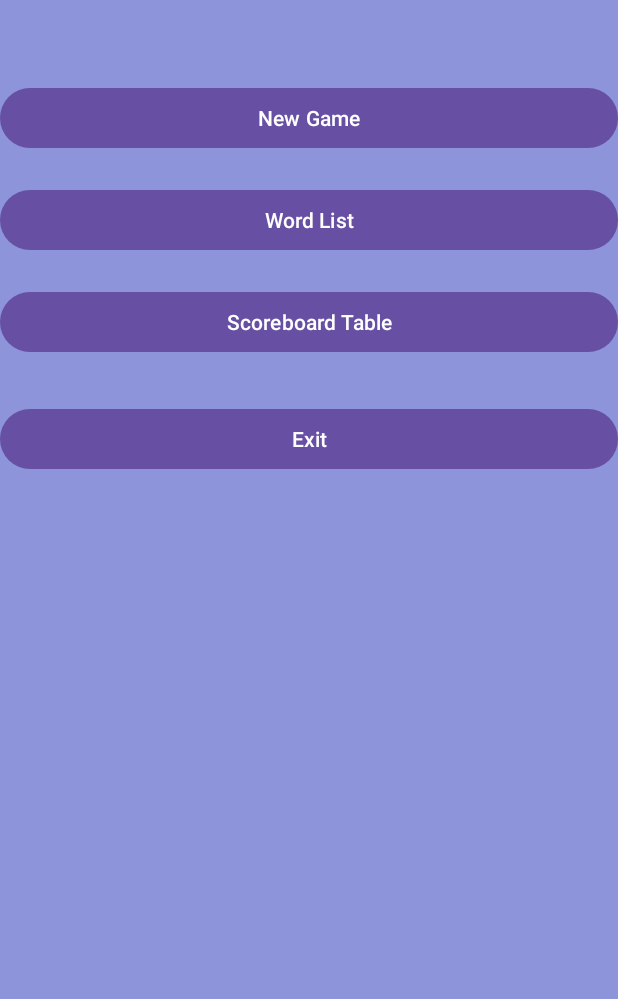
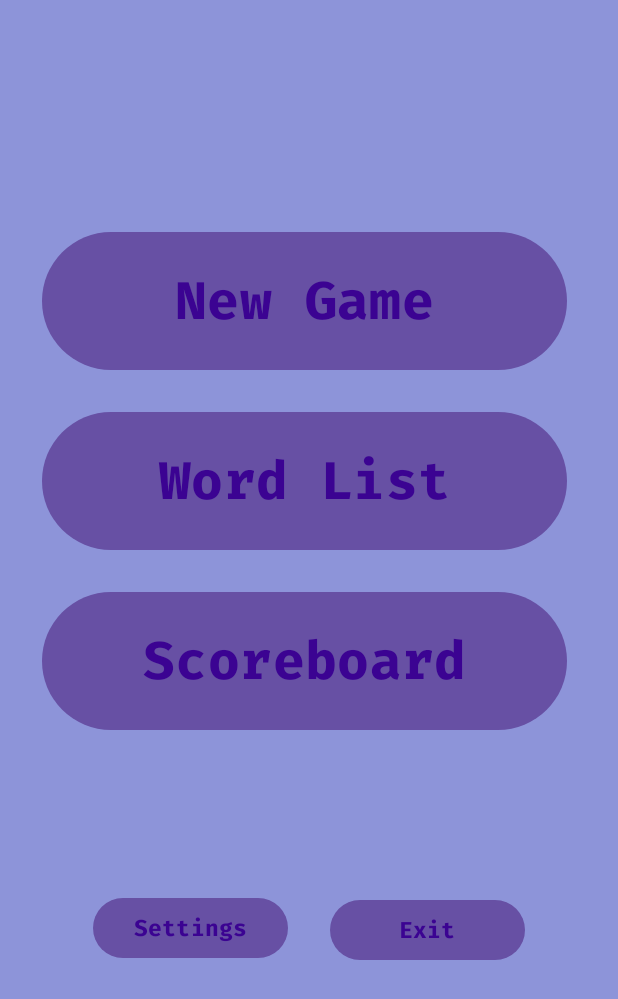
Before and after one commit to AfroOrange/HangmanGameAndroid, an Android app: the MainActivity screen opened directly, with no data from a screen before it, on a phone screen of 412 x 824 dp. Shown: the top 999 px of the screen. Run offline under Robolectric (Android 15) with nearby library versions, the phone set to English and light mode, and no system bars.

Commit message:
style: update xml for activities

```diff
--- /dev/null
+++ b/app/src/main/res/drawable/button_squared.xml
@@ -0,0 +1,5 @@
+<!-- res/drawable/button_background.xml -->
+<shape xmlns:android="http://schemas.android.com/apk/res/android">
+    <solid android:color="#3b0392" /> <!-- Set your desired background color -->
+    <stroke android:width="1dp" android:color="#FFFFFF" /> <!-- Optional: Add a border -->
+</shape>
--- a/app/src/main/res/layout/activity_main.xml
+++ b/app/src/main/res/layout/activity_main.xml
@@ -8,69 +8,89 @@
     android:background="#8d94d9"
     tools:context=".ui.MainActivity">
 
-    <!-- Welcome Text (Centered at the top) -->
     <TextView
         android:id="@+id/welcomeText"
         android:layout_width="wrap_content"
         android:layout_height="wrap_content"
+        android:layout_marginTop="48dp"
         android:text=""
-        app:layout_constraintTop_toTopOf="parent"
+        android:textColor="#3b0392"
+        android:textSize="25sp"
+        android:textStyle="bold"
+        app:layout_constraintEnd_toEndOf="parent"
+        app:layout_constraintHorizontal_bias="0.498"
         app:layout_constraintStart_toStartOf="parent"
-        app:layout_constraintEnd_toEndOf="parent"
-        app:layout_constraintVertical_bias="0.2"
-        android:textSize="18sp"
-        android:textColor="#FFFFFF"/>
+        app:layout_constraintTop_toTopOf="parent" />
 
-    <!-- New Game Button -->
     <Button
         android:id="@+id/newGameButton"
-        android:layout_width="0dp"
-        android:layout_height="wrap_content"
+        android:layout_width="350dp"
+        android:layout_height="100dp"
+        android:layout_marginTop="68dp"
+        android:fontFamily="@font/firacode_bold"
         android:text="New Game"
-        app:layout_constraintTop_toBottomOf="@id/welcomeText"
+        android:textColor="#3b0392"
+        android:textSize="35sp"
+        app:layout_constraintEnd_toEndOf="parent"
+        app:layout_constraintHorizontal_bias="0.454"
         app:layout_constraintStart_toStartOf="parent"
-        app:layout_constraintEnd_toEndOf="parent"
-        app:layout_constraintVertical_bias="0.1"
-        android:layout_marginTop="30dp"
-        android:textColor="#FFFFFF"/>
+        app:layout_constraintTop_toBottomOf="@id/welcomeText" />
 
-    <!-- Word List Button -->
     <Button
         android:id="@+id/wordsButton"
-        android:layout_width="0dp"
-        android:layout_height="wrap_content"
+        android:layout_width="350dp"
+        android:layout_height="100dp"
+        android:layout_marginTop="20dp"
+        android:fontFamily="@font/firacode_bold"
         android:text="Word List"
-        app:layout_constraintTop_toBottomOf="@id/newGameButton"
+        android:textColor="#3b0392"
+        android:textSize="35sp"
+        app:layout_constraintEnd_toEndOf="parent"
+        app:layout_constraintHorizontal_bias="0.454"
         app:layout_constraintStart_toStartOf="parent"
-        app:layout_constraintEnd_toEndOf="parent"
-        app:layout_constraintVertical_bias="0.1"
-        android:layout_marginTop="20dp"
-        android:textColor="#FFFFFF"/>
+        app:layout_constraintTop_toBottomOf="@id/newGameButton" />
 
-    <!-- Scoreboard Table Button -->
     <Button
         android:id="@+id/scoreboardButton"
-        android:layout_width="0dp"
-        android:layout_height="wrap_content"
-        android:text="Scoreboard Table"
-        app:layout_constraintTop_toBottomOf="@id/wordsButton"
+        android:layout_width="350dp"
+        android:layout_height="100dp"
+        android:layout_marginTop="20dp"
+        android:fontFamily="@font/firacode_bold"
+        android:text="Scoreboard"
+        android:textColor="#3b0392"
+        android:textSize="35sp"
+        app:layout_constraintEnd_toEndOf="parent"
+        app:layout_constraintHorizontal_bias="0.454"
         app:layout_constraintStart_toStartOf="parent"
-        app:layout_constraintEnd_toEndOf="parent"
-        app:layout_constraintVertical_bias="0.1"
-        android:layout_marginTop="20dp"
-        android:textColor="#FFFFFF"/>
+        app:layout_constraintTop_toBottomOf="@id/wordsButton" />
 
-    <!-- Exit Button (Placed at the bottom) -->
     <Button
         android:id="@+id/exitButton"
-        android:layout_width="0dp"
+        android:layout_width="130dp"
         android:layout_height="wrap_content"
+        android:layout_marginTop="105dp"
+        android:fontFamily="@font/firacode_bold"
         android:text="Exit"
-        app:layout_constraintTop_toBottomOf="@id/scoreboardButton"
+        android:textColor="#3b0392"
+        android:textSize="15sp"
+        app:layout_constraintBottom_toBottomOf="parent"
+        app:layout_constraintEnd_toEndOf="parent"
+        app:layout_constraintHorizontal_bias="0.779"
         app:layout_constraintStart_toStartOf="parent"
-        app:layout_constraintEnd_toEndOf="parent"
-        app:layout_constraintVertical_bias="1.0"
-        android:layout_marginTop="30dp"
-        android:textColor="#FFFFFF"/>
+        app:layout_constraintTop_toBottomOf="@+id/scoreboardButton"
+        app:layout_constraintVertical_bias="0.0" />
+
+    <Button
+        android:id="@+id/settingsButton"
+        android:layout_width="130dp"
+        android:layout_height="wrap_content"
+        android:layout_marginTop="104dp"
+        android:layout_marginEnd="28dp"
+        android:fontFamily="@font/firacode_bold"
+        android:text="Settings"
+        android:textColor="#3b0392"
+        android:textSize="15sp"
+        app:layout_constraintEnd_toStartOf="@+id/exitButton"
+        app:layout_constraintTop_toBottomOf="@+id/scoreboardButton" />
 
 </androidx.constraintlayout.widget.ConstraintLayout>
--- a/app/src/main/res/layout/activity_words.xml
+++ b/app/src/main/res/layout/activity_words.xml
@@ -1,6 +1,7 @@
 <?xml version="1.0" encoding="utf-8"?>
 <androidx.constraintlayout.widget.ConstraintLayout xmlns:android="http://schemas.android.com/apk/res/android"
     xmlns:tools="http://schemas.android.com/tools"
+    android:background="#8d94d9"
     android:layout_width="match_parent"
     android:layout_height="match_parent"
     xmlns:app="http://schemas.android.com/apk/res-auto">
@@ -35,7 +36,10 @@
         android:layout_height="wrap_content"
         android:layout_marginEnd="28dp"
         android:layout_marginBottom="20dp"
+        android:textColor="#3b0392"
+        android:textSize="15sp"
         android:text="Add Word"
+        android:fontFamily="@font/firacode_bold"
         app:layout_constraintBottom_toBottomOf="parent"
         app:layout_constraintEnd_toEndOf="parent" />
 
```
Also changed, not shown: app/src/main/java/com/example/hangmangameandroid/ui/GameActivity.kt (+12 -1 lines), app/src/main/java/com/example/hangmangameandroid/ui/MainActivity.kt (+18 -6 lines), app/src/main/res/layout/activity_login.xml (+10 -15 lines).
